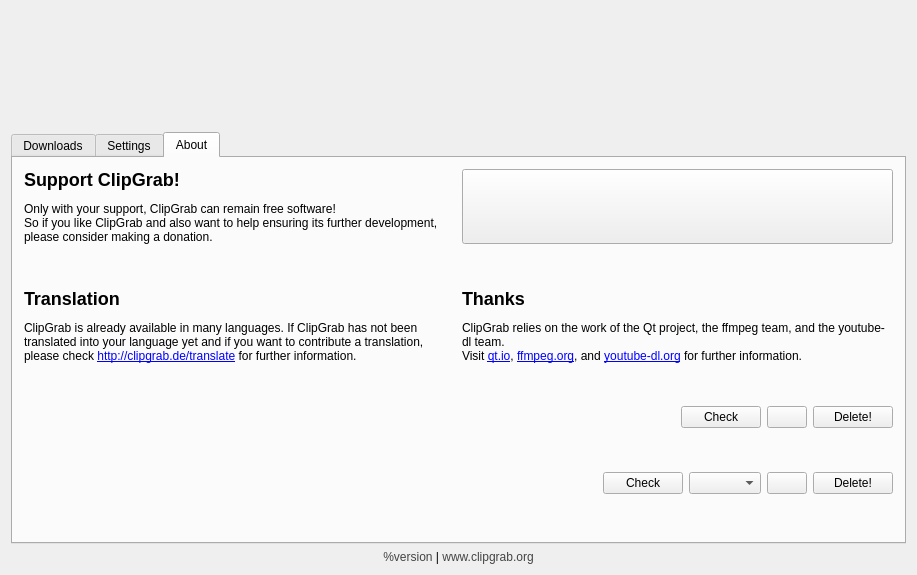
hayguen/clipgrab, file src/ui/mainwindow.ui: the form before one commit.
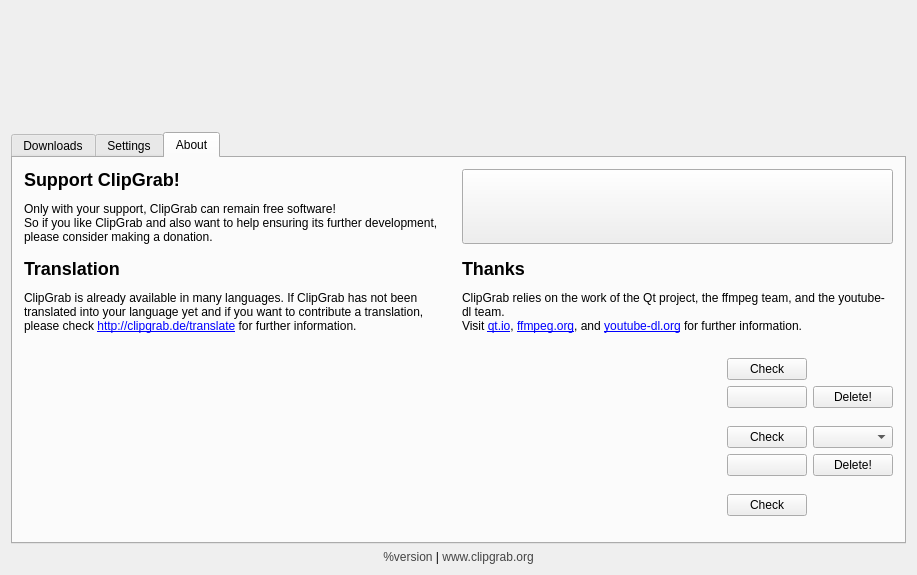
The form after the commit. The open tabs and pages were chosen to show the change. Icons and pictures are not drawn.

What changed in the file:
```diff
--- a/src/ui/mainwindow.ui
+++ b/src/ui/mainwindow.ui
@@ -1164,68 +1164,6 @@
         <string>About</string>
        </attribute>
        <layout class="QGridLayout" name="gridLayout_17">
-        <item row="3" column="1">
-         <widget class="QLabel" name="labelThanks">
-          <property name="text">
-           <string>&lt;h2&gt;Thanks&lt;/h2&gt;
-ClipGrab relies on the work of the Qt project, the ffmpeg team, and the youtube-dl team.&lt;br&gt;
-Visit &lt;a href=&quot;https://www.qt.io&quot;&gt;qt.io&lt;/a&gt;, &lt;a href=&quot;https://ffmpeg.org&quot;&gt;ffmpeg.org&lt;/a&gt;, and &lt;a href=&quot;https://youtube-dl.org&quot;&gt;youtube-dl.org&lt;/a&gt; for further information.</string>
-          </property>
-          <property name="textFormat">
-           <enum>Qt::RichText</enum>
-          </property>
-          <property name="wordWrap">
-           <bool>true</bool>
-          </property>
-          <property name="openExternalLinks">
-           <bool>true</bool>
-          </property>
-         </widget>
-        </item>
-        <item row="5" column="0" colspan="2">
-         <layout class="QGridLayout" name="gridLayout_yt_versionInfo">
-          <item row="0" column="0">
-           <widget class="QLabel" name="labelYoutubeDlVersionInfo">
-            <property name="sizePolicy">
-             <sizepolicy hsizetype="Expanding" vsizetype="Preferred">
-              <horstretch>0</horstretch>
-              <verstretch>0</verstretch>
-             </sizepolicy>
-            </property>
-            <property name="text">
-             <string/>
-            </property>
-            <property name="textFormat">
-             <enum>Qt::RichText</enum>
-            </property>
-            <property name="openExternalLinks">
-             <bool>true</bool>
-            </property>
-           </widget>
-          </item>
-          <item row="0" column="1">
-           <widget class="QPushButton" name="yt_version_check">
-            <property name="text">
-             <string>Check</string>
-            </property>
-           </widget>
-          </item>
-          <item row="0" column="2">
-           <widget class="QPushButton" name="yt_update">
-            <property name="text">
-             <string/>
-            </property>
-           </widget>
-          </item>
-          <item row="0" column="3">
-           <widget class="QPushButton" name="yt_delete">
-            <property name="text">
-             <string>Delete!</string>
-            </property>
-           </widget>
-          </item>
-         </layout>
-        </item>
         <item row="0" column="0">
          <widget class="QLabel" name="labelSupport">
           <property name="text">
@@ -1263,6 +1201,19 @@
           </property>
          </widget>
         </item>
+        <item row="1" column="0">
+         <spacer name="verticalSpacer_12">
+          <property name="orientation">
+           <enum>Qt::Vertical</enum>
+          </property>
+          <property name="sizeHint" stdset="0">
+           <size>
+            <width>20</width>
+            <height>20</height>
+           </size>
+          </property>
+         </spacer>
+        </item>
         <item row="3" column="0">
          <widget class="QLabel" name="labelTranslation">
           <property name="sizePolicy">
@@ -1286,6 +1237,24 @@
           </property>
          </widget>
         </item>
+        <item row="3" column="1">
+         <widget class="QLabel" name="labelThanks">
+          <property name="text">
+           <string>&lt;h2&gt;Thanks&lt;/h2&gt;
+ClipGrab relies on the work of the Qt project, the ffmpeg team, and the youtube-dl team.&lt;br&gt;
+Visit &lt;a href=&quot;https://www.qt.io&quot;&gt;qt.io&lt;/a&gt;, &lt;a href=&quot;https://ffmpeg.org&quot;&gt;ffmpeg.org&lt;/a&gt;, and &lt;a href=&quot;https://youtube-dl.org&quot;&gt;youtube-dl.org&lt;/a&gt; for further information.</string>
+          </property>
+          <property name="textFormat">
+           <enum>Qt::RichText</enum>
+          </property>
+          <property name="wordWrap">
+           <bool>true</bool>
+          </property>
+          <property name="openExternalLinks">
+           <bool>true</bool>
+          </property>
+         </widget>
+        </item>
         <item row="4" column="0">
          <spacer name="verticalSpacer_13">
           <property name="orientation">
@@ -1299,25 +1268,103 @@
           </property>
          </spacer>
         </item>
-        <item row="6" column="0">
-         <spacer name="verticalSpacer_14">
-          <property name="orientation">
-           <enum>Qt::Vertical</enum>
-          </property>
-          <property name="sizeHint" stdset="0">
-           <size>
-            <width>20</width>
-            <height>5</height>
-           </size>
-          </property>
-         </spacer>
-        </item>
-        <item row="7" column="0" colspan="2">
-         <layout class="QGridLayout" name="gridLayout_ff_versionInfo">
-          <item row="0" column="0">
+        <item row="5" column="0" colspan="2">
+         <layout class="QGridLayout" name="gridLayout_versions">
+          <item row="0" column="0" rowspan="3">
+           <widget class="QLabel" name="labelYoutubeDlVersionInfo">
+            <property name="sizePolicy">
+             <sizepolicy hsizetype="Expanding" vsizetype="MinimumExpanding">
+              <horstretch>0</horstretch>
+              <verstretch>0</verstretch>
+             </sizepolicy>
+            </property>
+            <property name="text">
+             <string/>
+            </property>
+            <property name="textFormat">
+             <enum>Qt::RichText</enum>
+            </property>
+            <property name="wordWrap">
+             <bool>true</bool>
+            </property>
+            <property name="openExternalLinks">
+             <bool>true</bool>
+            </property>
+           </widget>
+          </item>
+          <item row="0" column="1" colspan="2">
+           <spacer name="verticalSpacer_buttons_ytdl">
+            <property name="orientation">
+             <enum>Qt::Vertical</enum>
+            </property>
+            <property name="sizeType">
+             <enum>QSizePolicy::Fixed</enum>
+            </property>
+            <property name="sizeHint" stdset="0">
+             <size>
+              <width>20</width>
+              <height>5</height>
+             </size>
+            </property>
+           </spacer>
+          </item>
+          <item row="1" column="1">
+           <widget class="QPushButton" name="yt_version_check">
+            <property name="sizePolicy">
+             <sizepolicy hsizetype="Minimum" vsizetype="Fixed">
+              <horstretch>0</horstretch>
+              <verstretch>0</verstretch>
+             </sizepolicy>
+            </property>
+            <property name="text">
+             <string>Check</string>
+            </property>
+           </widget>
+          </item>
+          <item row="2" column="1">
+           <widget class="QPushButton" name="yt_update">
+            <property name="sizePolicy">
+             <sizepolicy hsizetype="Minimum" vsizetype="Fixed">
+              <horstretch>0</horstretch>
+              <verstretch>0</verstretch>
+             </sizepolicy>
+            </property>
+            <property name="text">
+             <string/>
+            </property>
+           </widget>
+          </item>
+          <item row="2" column="2">
+           <widget class="QPushButton" name="yt_delete">
+            <property name="sizePolicy">
+             <sizepolicy hsizetype="Minimum" vsizetype="Fixed">
+              <horstretch>0</horstretch>
+              <verstretch>0</verstretch>
+             </sizepolicy>
+            </property>
+            <property name="text">
+             <string>Delete!</string>
+            </property>
+           </widget>
+          </item>
+          <item row="3" column="0" colspan="3">
+           <spacer name="verticalSpacer_ytdl">
+            <property name="orientation">
+             <enum>Qt::Vertical</enum>
+            </property>
+            <property name="sizeHint" stdset="0">
+             <size>
+              <width>20</width>
+              <height>5</height>
+             </size>
+            </property>
+           </spacer>
+          </item>
+
+          <item row="4" column="0" rowspan="3">
            <widget class="QLabel" name="labelFFmpegVersionInfo">
             <property name="sizePolicy">
-             <sizepolicy hsizetype="Expanding" vsizetype="Preferred">
+             <sizepolicy hsizetype="Expanding" vsizetype="MinimumExpanding">
               <horstretch>0</horstretch>
               <verstretch>0</verstretch>
              </sizepolicy>
@@ -1328,54 +1375,161 @@
             <property name="textFormat">
              <enum>Qt::RichText</enum>
             </property>
+            <property name="wordWrap">
+             <bool>true</bool>
+            </property>
             <property name="openExternalLinks">
              <bool>true</bool>
             </property>
            </widget>
           </item>
-          <item row="0" column="1">
+          <item row="4" column="1" colspan="2">
+           <spacer name="verticalSpacer_buttons_ffmpeg">
+            <property name="orientation">
+             <enum>Qt::Vertical</enum>
+            </property>
+            <property name="sizeType">
+             <enum>QSizePolicy::Fixed</enum>
+            </property>
+            <property name="sizeHint" stdset="0">
+             <size>
+              <width>20</width>
+              <height>5</height>
+             </size>
+            </property>
+           </spacer>
+          </item>
+          <item row="5" column="1">
            <widget class="QPushButton" name="ff_version_check">
+            <property name="sizePolicy">
+             <sizepolicy hsizetype="Minimum" vsizetype="Fixed">
+              <horstretch>0</horstretch>
+              <verstretch>0</verstretch>
+             </sizepolicy>
+            </property>
             <property name="text">
              <string>Check</string>
             </property>
            </widget>
           </item>
-          <item row="0" column="2">
+          <item row="5" column="2">
            <widget class="QComboBox" name="ff_branch">
+            <property name="sizePolicy">
+             <sizepolicy hsizetype="Preferred" vsizetype="Fixed">
+              <horstretch>0</horstretch>
+              <verstretch>0</verstretch>
+             </sizepolicy>
+            </property>
            </widget>
           </item>
-          <item row="0" column="3">
+          <item row="6" column="1">
            <widget class="QPushButton" name="ff_update">
+            <property name="sizePolicy">
+             <sizepolicy hsizetype="Minimum" vsizetype="Fixed">
+              <horstretch>0</horstretch>
+              <verstretch>0</verstretch>
+             </sizepolicy>
+            </property>
             <property name="text">
              <string/>
             </property>
            </widget>
           </item>
-          <item row="0" column="4">
+          <item row="6" column="2">
            <widget class="QPushButton" name="ff_delete">
+            <property name="sizePolicy">
+             <sizepolicy hsizetype="Minimum" vsizetype="Fixed">
+              <horstretch>0</horstretch>
+              <verstretch>0</verstretch>
+             </sizepolicy>
+            </property>
             <property name="text">
              <string>Delete!</string>
             </property>
            </widget>
           </item>
+          <item row="7" column="0">
+           <spacer name="verticalSpacer_ffmpeg">
+            <property name="orientation">
+             <enum>Qt::Vertical</enum>
+            </property>
+            <property name="sizeHint" stdset="0">
+             <size>
+              <width>20</width>
+              <height>5</height>
+             </size>
+            </property>
+           </spacer>
+          </item>
+
+          <item row="8" column="0" rowspan="3">
+           <widget class="QLabel" name="labelProgramVersionInfo">
+            <property name="sizePolicy">
+             <sizepolicy hsizetype="Expanding" vsizetype="MinimumExpanding">
+              <horstretch>0</horstretch>
+              <verstretch>0</verstretch>
+             </sizepolicy>
+            </property>
+            <property name="text">
+             <string/>
+            </property>
+            <property name="textFormat">
+             <enum>Qt::RichText</enum>
+            </property>
+            <property name="wordWrap">
+             <bool>true</bool>
+            </property>
+            <property name="openExternalLinks">
+             <bool>true</bool>
+            </property>
+           </widget>
+          </item>
+          <item row="8" column="1" colspan="2">
+           <spacer name="verticalSpacer_buttons_program">
+            <property name="orientation">
+             <enum>Qt::Vertical</enum>
+            </property>
+            <property name="sizeType">
+             <enum>QSizePolicy::Fixed</enum>
+            </property>
+            <property name="sizeHint" stdset="0">
+             <size>
+              <width>20</width>
+              <height>5</height>
+             </size>
+            </property>
+           </spacer>
+          </item>
+          <item row="9" column="1">
+           <widget class="QPushButton" name="program_version_check">
+            <property name="sizePolicy">
+             <sizepolicy hsizetype="Minimum" vsizetype="Fixed">
+              <horstretch>0</horstretch>
+              <verstretch>0</verstretch>
+             </sizepolicy>
+            </property>
+            <property name="text">
+             <string>Check</string>
+            </property>
+           </widget>
+          </item>
+          <item row="11" column="0">
+           <spacer name="verticalSpacer_program">
+            <property name="orientation">
+             <enum>Qt::Vertical</enum>
+            </property>
+            <property name="sizeHint" stdset="0">
+             <size>
+              <width>20</width>
+              <height>5</height>
+             </size>
+            </property>
+           </spacer>
+          </item>
          </layout>
         </item>
-        <item row="8" column="0">
-         <spacer name="verticalSpacer_15">
-          <property name="orientation">
-           <enum>Qt::Vertical</enum>
-          </property>
-          <property name="sizeHint" stdset="0">
-           <size>
-            <width>20</width>
-            <height>5</height>
-           </size>
-          </property>
-         </spacer>
-        </item>
-
-        <item row="1" column="0">
-         <spacer name="verticalSpacer_12">
+        <item row="6" column="0">
+         <spacer name="verticalSpacer_14">
           <property name="orientation">
            <enum>Qt::Vertical</enum>
           </property>
@@ -1387,12 +1541,13 @@
           </property>
          </spacer>
         </item>
+
        </layout>
       </widget>
      </widget>
     </item>
     <item>
-     <widget class="QLabel" name="label">
+     <widget class="QLabel" name="label_status_version">
       <property name="text">
        <string notr="true">&lt;style&gt;a{color:#444;text-decoration:none}a:hover{color:#222;text-decoration:underline}&lt;/style&gt;
 &lt;a href=&quot;https://clipgrab.org&quot;&gt;%version&lt;/a&gt; | &lt;a href=&quot;https://clipgrab.org&quot;&gt;www.clipgrab.org&lt;/a&gt;</string>
```
